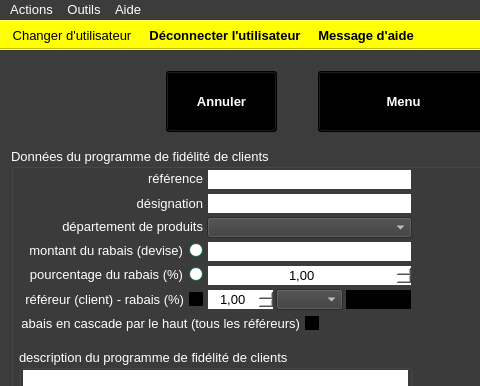
xnoumbissinoundou/yeroth-erp-3.0, file ui/crm/creer/yeroth-erp-creer-un-programme-de-fidelite-clients-window.ui: the form before one commit; both pictures show x 0 to 480 and y 0 to 386 of the 799 by 601 pixel window.
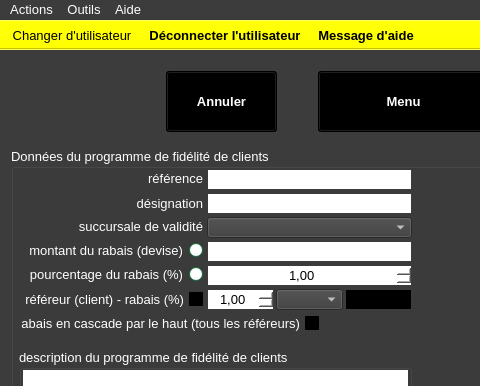
The form after the commit. Icons and pictures are not drawn. Custom widgets are drawn as their Qt base class.

```diff
--- a/ui/crm/creer/yeroth-erp-creer-un-programme-de-fidelite-clients-window.ui
+++ b/ui/crm/creer/yeroth-erp-creer-un-programme-de-fidelite-clients-window.ui
@@ -8230,7 +8230,7 @@
       <enum>Qt::LeftToRight</enum>
      </property>
      <property name="text">
-      <string>département de produits</string>
+      <string>succursale de validité</string>
      </property>
      <property name="alignment">
       <set>Qt::AlignRight|Qt::AlignTrailing|Qt::AlignVCenter</set>
```
Left out of the diff: 4 changed lines with no effect on the pictures.
